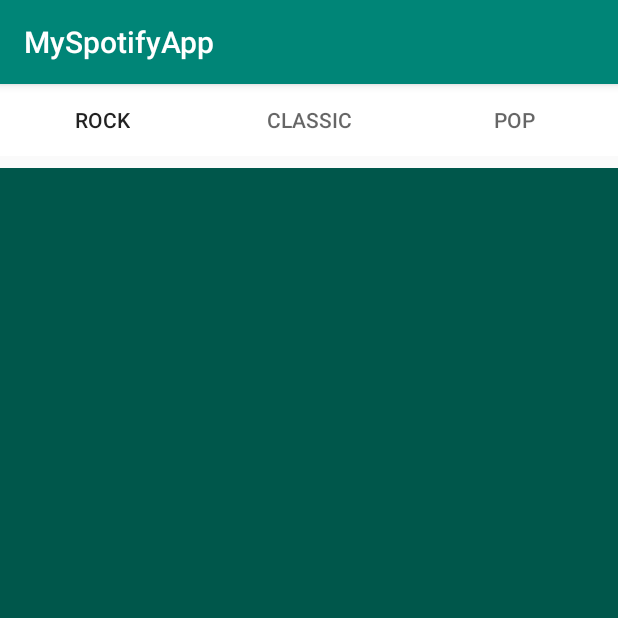
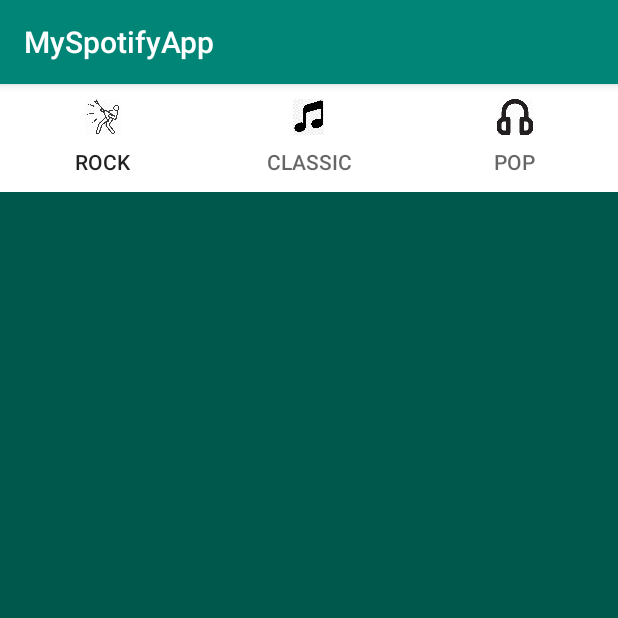
Before and after one commit to rneu18/MySpotifyApp, an Android app: the screen it shows after launch (MainActivity), on a phone screen of 412 x 824 dp, the top half of it. Run offline under Robolectric (Android 15) with nearby library versions, the light colour scheme and no system bars; our stand-ins replace Picasso; pictures from the network do not load; 2 statements that could not run were skipped.

Commit message:
icon loaded

```diff
--- a/app/src/main/AndroidManifest.xml
+++ b/app/src/main/AndroidManifest.xml
@@ -2,6 +2,7 @@
 <manifest xmlns:android="http://schemas.android.com/apk/res/android"
     package="com.example.myspotifyapp">
     <uses-permission android:name="android.permission.INTERNET"/>
+    <uses-permission android:name="android.permission.WAKE_LOCK" />
 
     <application
         android:allowBackup="true"
--- a/app/src/main/java/com/example/myspotifyapp/MainActivity.java
+++ b/app/src/main/java/com/example/myspotifyapp/MainActivity.java
@@ -1,6 +1,7 @@
 package com.example.myspotifyapp;
 
 import android.os.Bundle;
+import android.os.StrictMode;
 import android.support.design.widget.TabLayout;
 import android.support.v4.view.ViewPager;
 import android.support.v7.app.AppCompatActivity;
@@ -12,6 +13,12 @@ public class MainActivity extends AppCompatActivity {
     private TabAdapter adapter;
     private TabLayout tabLayout;
     private ViewPager viewPager;
+
+    public int[] icons= {
+            R.drawable.rock,
+            R.drawable.classic,
+            R.drawable.pop
+    };
 
     @Override
     protected void onCreate(Bundle savedInstanceState) {
@@ -26,7 +33,15 @@ public class MainActivity extends AppCompatActivity {
         adapter.addFragment(new ClassicFragment(), "Classic");
         adapter.addFragment(new PopFragment(), "Pop");
         viewPager.setAdapter(adapter);
-        tabLayout.setupWithViewPager(viewPager);
+        tabLayout.setupWithViewPager(viewPager, false);
+
+        StrictMode.ThreadPolicy policy = new StrictMode.ThreadPolicy.Builder().permitAll().build();
+        StrictMode.setThreadPolicy(policy);
+
+
+        for (int iconsLoad = 0; iconsLoad < tabLayout.getTabCount(); iconsLoad++) {
+            tabLayout.getTabAt(iconsLoad).setIcon(icons[iconsLoad]);
+        }
     }
 
 }
--- a/app/src/main/java/com/example/myspotifyapp/RockFragment.java
+++ b/app/src/main/java/com/example/myspotifyapp/RockFragment.java
@@ -121,4 +121,6 @@ public class RockFragment extends Fragment {
     }
 
 
+
+
 }
```
Also changed, not shown: app/src/main/res/drawable/classic.png (added), app/src/main/res/drawable/pop.png (added), app/src/main/res/drawable/rock.png (added).
